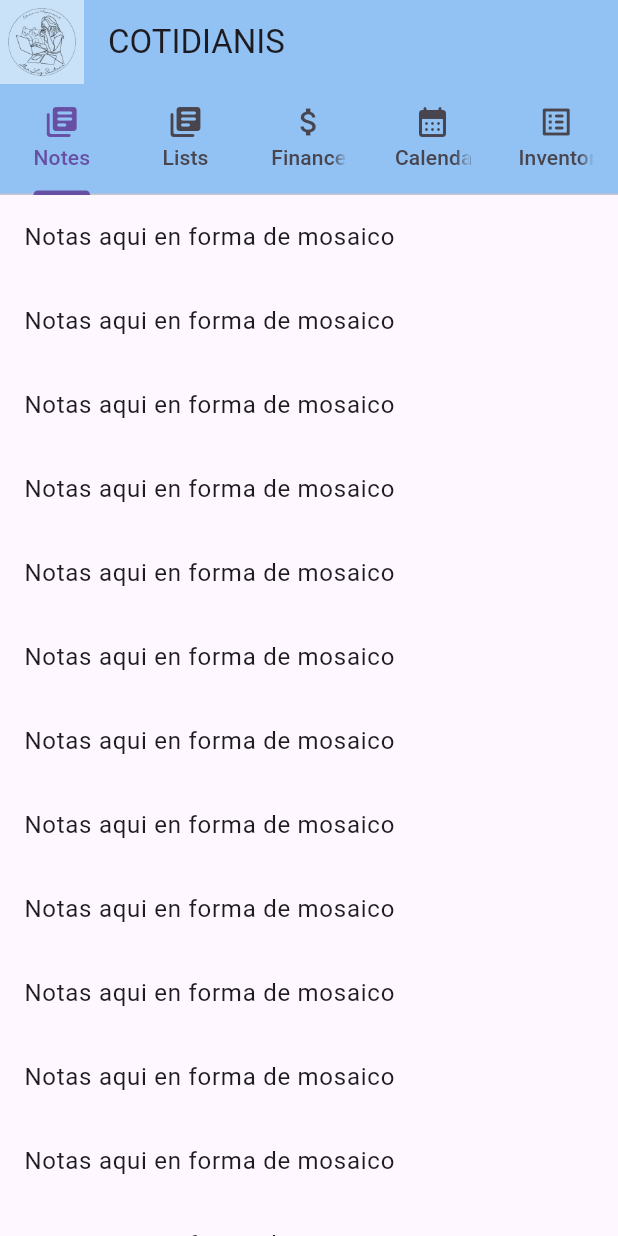
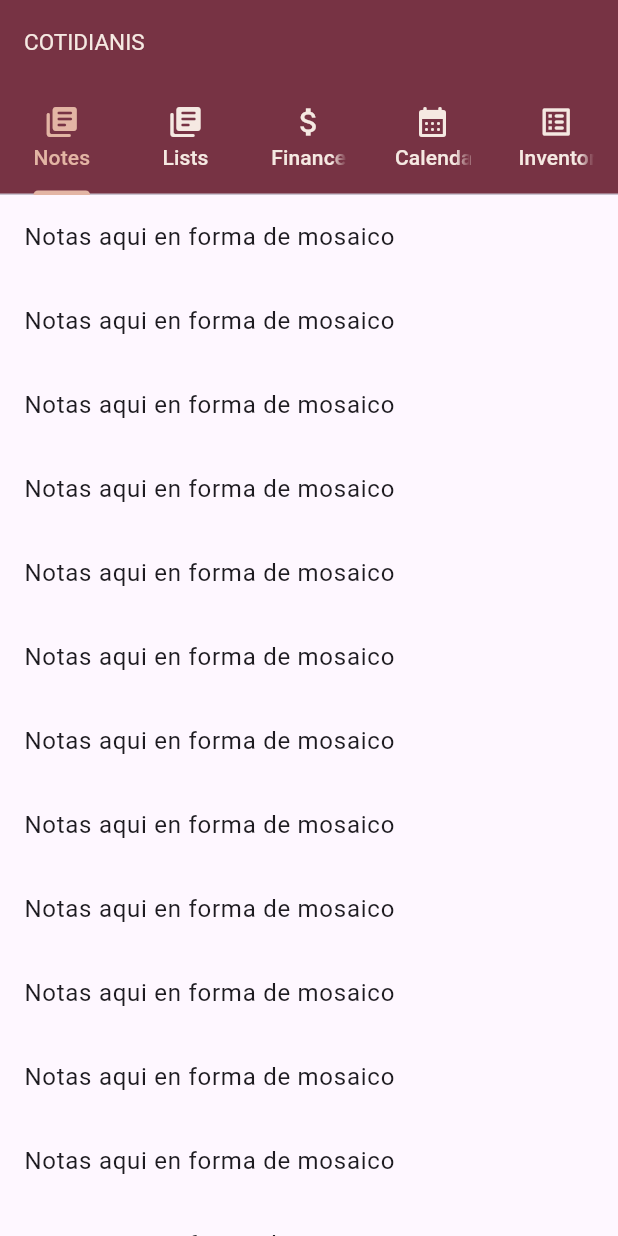
Before and after one commit to MarLiz-SanCam/Cotidianis-MyApp, a Flutter app: the screen it shows after launch, on a phone screen of 412 x 824 dp. Run offline on Flutter 3.47's test engine with Material 3 defaults, Android fonts, the phone set to English and light mode, and no system bars.

Commit message:
Changed theme colors

```diff
--- a/lib/main.dart
+++ b/lib/main.dart
@@ -21,15 +21,15 @@
       title: 'Cotidianis My App',
       theme: ThemeData.light().copyWith(extensions: const [
         AppColors(
-            accentuated: Color(0xff91c2f3),
-            overlay: Color(0xffEDF5FD),
-            hint: Color(0x7EFFFFFF))
+            accentuated: Color(0xff773344),
+            overlay: Color(0xffe3b5a4),
+            hint: Color(0xfff5e9e2))
       ]),
       darkTheme: ThemeData.dark().copyWith(extensions: const [
         AppColors(
-            accentuated: Color(0xff1c68B0),
-            overlay: Color(0xff39383a),
-            hint: Color(0xFf6a747c))
+            accentuated: Color(0xff471f29),
+            overlay: Color(0xffd89a83),
+            hint: Color(0xFfefdcd1))
       ]),
       themeMode: ThemeMode.system,
       home: const MyHomePage(title: 'COTIDIANIS'),
@@ -57,7 +57,13 @@
         appBar: AppBar(
           backgroundColor: colors.accentuated,
           title: Text(widget.title),
+          titleTextStyle: TextStyle(color: colors.hint, fontSize: 15),
           bottom: TabBar(
+            labelColor:
+                colors.overlay, // Cambia el color del título seleccionado
+            unselectedLabelColor: colors.hint,
+            indicatorColor:
+                colors.overlay, // Cambia el color del título no seleccionado
             tabs: <Widget>[
               Tab(
                 icon: const Icon(Icons.library_books_rounded),
@@ -81,8 +87,8 @@
               ),
             ],
           ),
-          leading:
-              const Image(image: AssetImage('assets/images/cotidianis.png')),
+          /*leading:
+              const Image(image: AssetImage('assets/images/cotidianis.png')),*/
         ),
         body: TabBarView(
           children: <Widget>[
```
